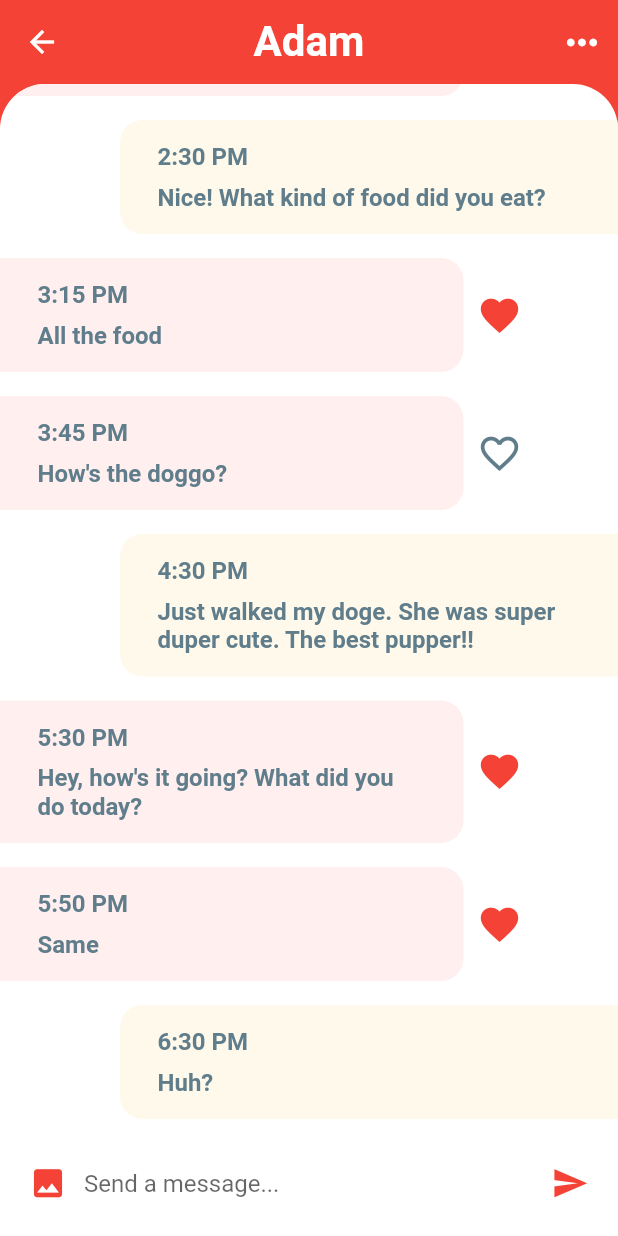
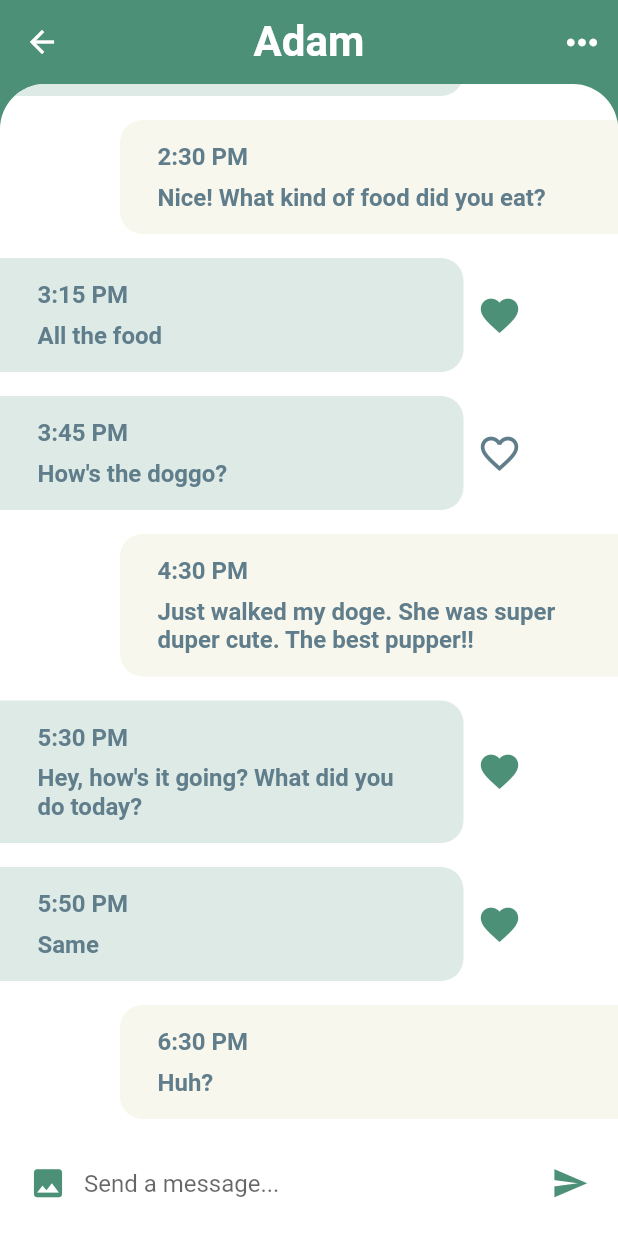
Before and after one commit to MatthieuNadeau96/flutter_chat, a Flutter app: the screen it shows after launch, after a tap on "Adam", on a phone screen of 412 x 824 dp. Run offline on Flutter 3.47's test engine with Material 2 defaults, Android fonts, the phone set to English and light mode, and no system bars.

Commit message:
changed color scheme

```diff
--- a/lib/main.dart
+++ b/lib/main.dart
@@ -11,8 +11,8 @@ class MyApp extends StatelessWidget {
       title: 'Flutter Chat',
       debugShowCheckedModeBanner: false,
       theme: ThemeData(
-        primaryColor: Colors.red,
-        accentColor: Color(0xFFFEF9EB),
+        primaryColor: Color(0xff4D9078),
+        accentColor: Color(0xFFF8F7ED),
       ),
       home: HomeScreen(),
     );
--- a/lib/screens/chat_screen.dart
+++ b/lib/screens/chat_screen.dart
@@ -27,7 +27,7 @@ class _ChatScreenState extends State<ChatScreen> {
       padding: EdgeInsets.symmetric(horizontal: 25.0, vertical: 15.0),
       width: MediaQuery.of(context).size.width * 0.75,
       decoration: BoxDecoration(
-        color: isMe ? Theme.of(context).accentColor : Color(0XFFFFEFEE),
+        color: isMe ? Theme.of(context).accentColor : Color(0XFFDEEAE6),
         borderRadius: isMe
             ? BorderRadius.only(
                 topLeft: Radius.circular(15.0),
--- a/lib/widgets/recent_chats.dart
+++ b/lib/widgets/recent_chats.dart
@@ -38,7 +38,7 @@ class RecentChats extends StatelessWidget {
                   padding:
                       EdgeInsets.symmetric(horizontal: 20.0, vertical: 20.0),
                   decoration: BoxDecoration(
-                      color: chat.unread ? Color(0xffffefee) : Colors.white,
+                      color: chat.unread ? Color(0xffDEEAE6) : Colors.white,
                       borderRadius: BorderRadius.only(
                         topRight: Radius.circular(20.0),
                         bottomRight: Radius.circular(20.0),
```
